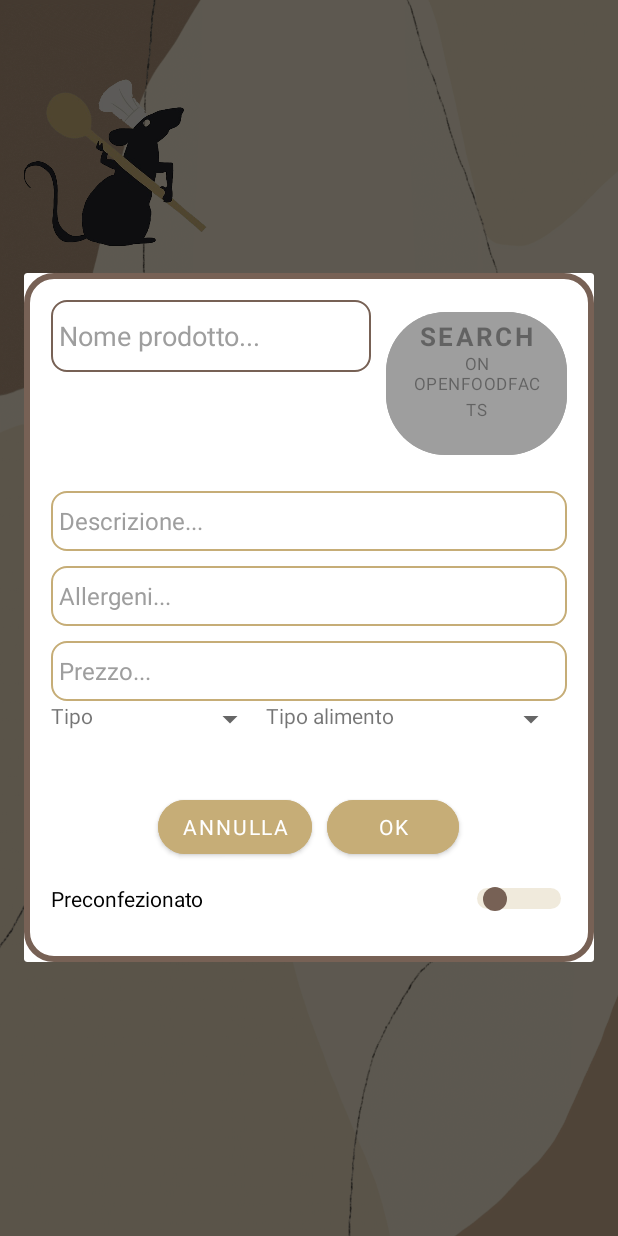
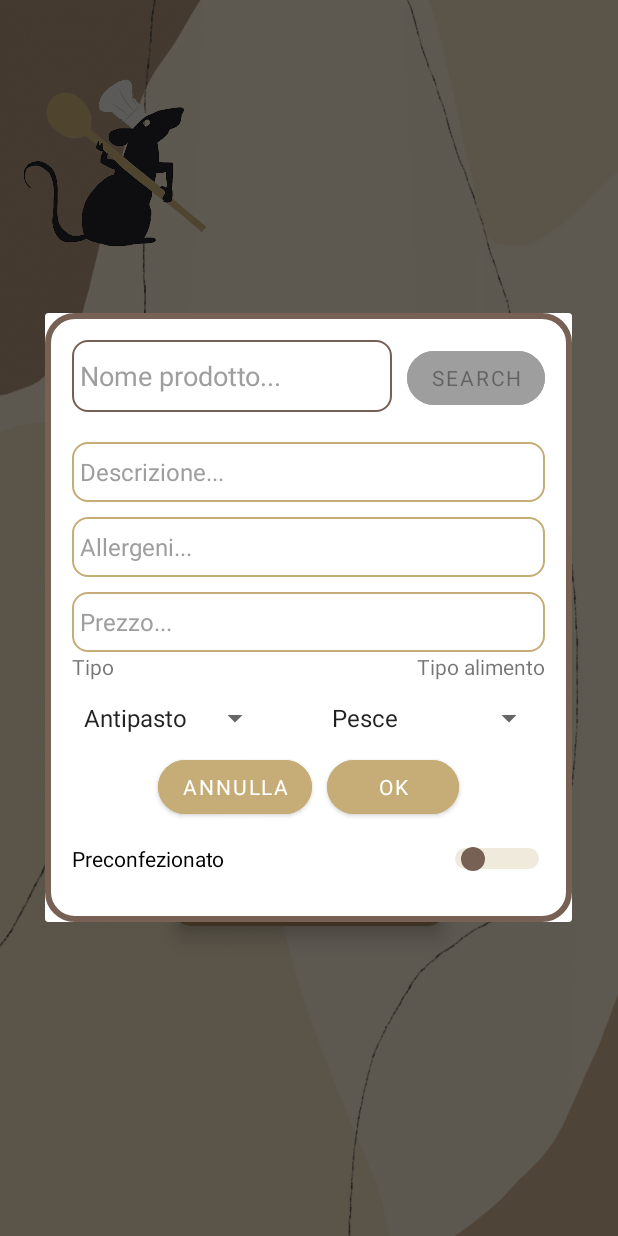
Before and after one commit to LuigiVessella/ProgettoINGSW2022-2, an Android app: the MenuManager screen opened directly, with no data from a screen before it, after a tap on "Add product", on a phone screen of 412 x 824 dp. Run offline under Robolectric (Android 15) with nearby library versions, the phone set to English and light mode, and no system bars; libraries missing offline, so code that uses them is left out: com.itextpdf.text, com.skydoves.balloon; Roboto replaces fonts that are not available here; 2 statements that could not run were skipped.

Commit message:
aggiunto tipo piatt (primo, secondo, dessert) e tipo pietaza(pesce,carne,ecc)

```diff
--- a/app/src/main/java/com/example/progettoingsw2022_2/Activities/MenuManager.java
+++ b/app/src/main/java/com/example/progettoingsw2022_2/Activities/MenuManager.java
@@ -20,6 +20,7 @@
 import android.widget.CompoundButton;
 import android.widget.EditText;
 import android.widget.ImageView;
+import android.widget.Spinner;
 import android.widget.Switch;
 import android.widget.TextView;
 import android.widget.Toast;
@@ -80,6 +81,8 @@
     private ImageView logo;
     private AutoCompleteTextView autoCompleteTextView;
 
+
+    private Spinner tipo, tipoAlimento;
     private String codiceRistorante, nomeRistorante;
 
     private List<Menu> menus;
@@ -118,9 +121,19 @@
         preconfSwitch = dialog.findViewById(R.id.menuPreconfSwitch);
         price = dialog.findViewById(R.id.priceItemMenu);
         allergensEditText = dialog.findViewById(R.id.allergensItemMenu);
+        tipo = dialog.findViewById(R.id.spinnerTipoMenu);
+        tipoAlimento = dialog.findViewById(R.id.spinnerTipoAlimentoMenu);
 
-        goProductButton.setText(Html.fromHtml("<b><big>" + "Search" + "</big></b>" +  "<br />" +
-                "<small>" + "on OpenFoodFacts" + "</small>" + "<br />"));
+        ArrayAdapter<String> adapter1 = new ArrayAdapter<>(this, android.R.layout.simple_spinner_item, new String[]{"Antipasto","Primo", "Secondo", "Dessert", "Frutta"});
+        adapter1.setDropDownViewResource(android.R.layout.simple_spinner_dropdown_item);
+        tipo.setAdapter(adapter1);
+
+        adapter1 = new ArrayAdapter<>(this, android.R.layout.simple_spinner_item, new String[]{"Pesce","Carne", "Vegano", "Vegetariano", "Gluten-Free"});
+        adapter1.setDropDownViewResource(android.R.layout.simple_spinner_dropdown_item);
+        tipoAlimento.setAdapter(adapter1);
+
+
+
 
         logo = findViewById(R.id.logoBiagioTestMenu);
         myBalloon = new Balloon.Builder(MenuManager.this)
@@ -204,6 +217,9 @@
                 description = itemMenuDescription.getText().toString();
                 prezzo = price.getText().toString();
 
+                String tipoo = tipo.getSelectedItem().toString();
+                String tipAlimento = tipoAlimento.getSelectedItem().toString();
+
                 //da rivedere qui
                 if(allergens==null) allergens = allergensEditText.getText().toString();
                 if(ingredients_list == null) ingredients_list = "sample_string";
@@ -213,7 +229,7 @@
                 }
                 else {
                     //quando premiamo ok prendiamo prima tutti i dati e poi mandiamo la richeista
-                    sendAddMenuRequest(product_name, description, prezzo, allergens, ingredients_list);
+                    sendAddMenuRequest(product_name, description, prezzo, allergens, ingredients_list, tipoo, tipAlimento);
                     dialog.dismiss();
                 }
 
@@ -327,7 +343,7 @@
 
     }
 
-    private void sendAddMenuRequest(String name, String description, String prezzo, String allergeni, String contiene){
+    private void sendAddMenuRequest(String name, String description, String prezzo, String allergeni, String contiene, String tipoo, String tipoAlimento){
 
         String url = "/menu/addMenu";
 
@@ -339,6 +355,8 @@
         params.put("allergeni", allergeni);
         params.put("contiene", contiene);
         params.put("codice_ristorante", codiceRistorante);
+        params.put("tipo", tipoo);
+        params.put("tipoPietanza", tipoAlimento);
 
         CustomRequest ct = new CustomRequest(url, params, this, this);
         ct.sendPostRequest();
--- a/app/src/main/res/layout/activity_restaurant_dash.xml
+++ b/app/src/main/res/layout/activity_restaurant_dash.xml
@@ -112,6 +112,7 @@
         android:layout_height="243dp"
         android:layout_marginTop="2dp"
         android:background="@drawable/dialog_border_view"
+        android:padding="10dp"
         app:layout_constraintBottom_toBottomOf="parent"
         app:layout_constraintEnd_toEndOf="parent"
         app:layout_constraintHorizontal_bias="0.478"
--- a/app/src/main/res/layout/dialog_input_string.xml
+++ b/app/src/main/res/layout/dialog_input_string.xml
@@ -90,13 +90,19 @@
 
     <LinearLayout
         android:layout_width="match_parent"
-        android:layout_height="50dp"
+        android:layout_height="56dp"
         android:orientation="horizontal">
+
+        <LinearLayout
+            android:layout_width="match_parent"
+            android:layout_height="match_parent"
+            android:layout_weight="1"
+            android:orientation="vertical">
 
             <TextView
                 android:id="@+id/tipoDialogMenuTextView"
-            android:layout_width="wrap_content"
-            android:layout_height="match_parent"
+                android:layout_width="50dp"
+                android:layout_height="wrap_content"
                 android:layout_weight="1"
                 android:text="Tipo" />
 
@@ -104,18 +110,29 @@
                 android:id="@+id/spinnerTipoMenu"
                 android:layout_width="wrap_content"
                 android:layout_height="wrap_content" />
+        </LinearLayout>
+
+        <LinearLayout
+            android:layout_width="match_parent"
+            android:layout_height="match_parent"
+            android:layout_weight="1"
+            android:orientation="vertical">
 
             <TextView
                 android:id="@+id/tipoAlimentoDialogTxt"
                 android:layout_width="wrap_content"
                 android:layout_height="wrap_content"
+                android:layout_gravity="right"
                 android:layout_weight="1"
                 android:text="Tipo alimento" />
 
             <Spinner
                 android:id="@+id/spinnerTipoAlimentoMenu"
                 android:layout_width="wrap_content"
-            android:layout_height="wrap_content" />
+                android:layout_height="wrap_content"
+                android:layout_gravity="right" />
+        </LinearLayout>
+
     </LinearLayout>
 
     <LinearLayout
```
Also changed, not shown: app/src/main/java/com/example/progettoingsw2022_2/Models/Menu.java (+23 -0 lines). Lines whose indentation alone changed are shown as unchanged.
